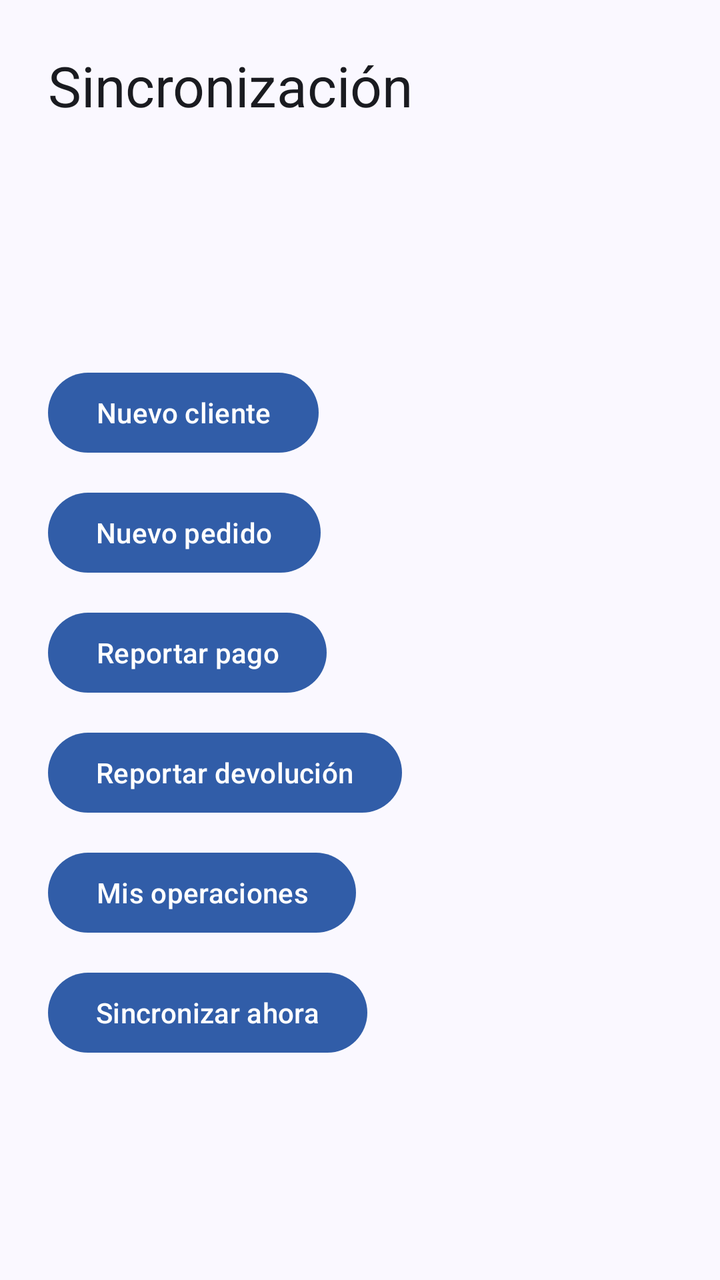
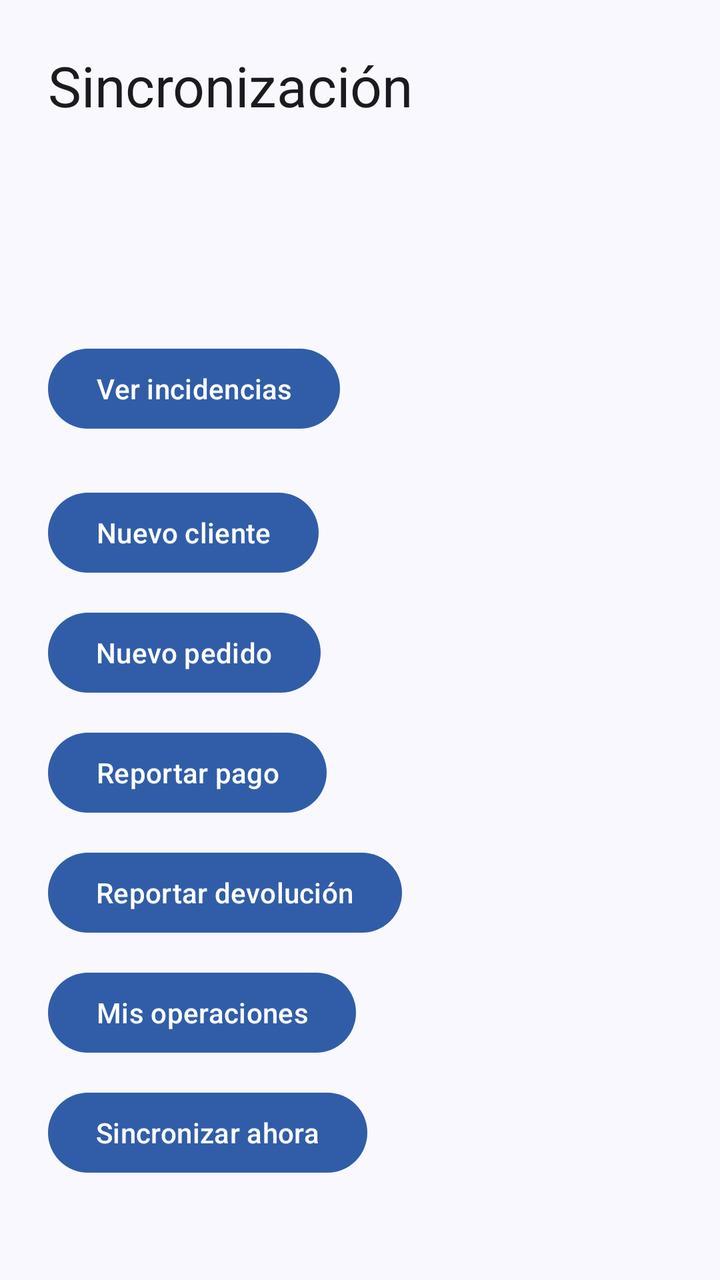

Screens rendered from an Android XML layout before and after an edit, with the pre-edit source and the edit as a unified diff.
<!-- AndroidManifest.xml: application theme Theme.CatalogDigital -->
<!-- res/layout/activity_main.xml -->
<?xml version="1.0" encoding="utf-8"?>
<LinearLayout xmlns:android="http://schemas.android.com/apk/res/android"
    android:layout_width="match_parent"
    android:layout_height="match_parent"
    android:orientation="vertical"
    android:padding="24dp">

    <TextView
        android:layout_width="wrap_content"
        android:layout_height="wrap_content"
        android:text="@string/sync_title"
        android:textAppearance="?attr/textAppearanceHeadlineMedium" />

    <TextView android:id="@+id/pendingCount" android:layout_width="wrap_content" android:layout_height="wrap_content" android:layout_marginTop="24dp" />
    <TextView android:id="@+id/conflictCount" android:layout_width="wrap_content" android:layout_height="wrap_content" android:layout_marginTop="8dp" />
    <TextView android:id="@+id/rejectedCount" android:layout_width="wrap_content" android:layout_height="wrap_content" android:layout_marginTop="8dp" />

    <com.google.android.material.button.MaterialButton
        android:id="@+id/createCustomer"
        android:layout_width="wrap_content"
        android:layout_height="wrap_content"
        android:layout_marginTop="24dp"
        android:text="@string/customer_create_title" />

    <com.google.android.material.button.MaterialButton
        android:id="@+id/createOrder"
        android:layout_width="wrap_content"
        android:layout_height="wrap_content"
        android:layout_marginTop="12dp"
        android:text="@string/order_create_title" />

    <com.google.android.material.button.MaterialButton
        android:id="@+id/createPayment"
        android:layout_width="wrap_content"
        android:layout_height="wrap_content"
        android:layout_marginTop="12dp"
        android:text="@string/payment_create_title" />

    <com.google.android.material.button.MaterialButton
        android:id="@+id/createReturn"
        android:layout_width="wrap_content"
        android:layout_height="wrap_content"
        android:layout_marginTop="12dp"
        android:text="@string/return_create_title" />

    <com.google.android.material.button.MaterialButton
        android:id="@+id/viewOperations"
        android:layout_width="wrap_content"
        android:layout_height="wrap_content"
        android:layout_marginTop="12dp"
        android:text="@string/business_documents_title" />

    <com.google.android.material.button.MaterialButton
        android:id="@+id/syncNow"
        android:layout_width="wrap_content"
        android:layout_height="wrap_content"
        android:layout_marginTop="12dp"
        android:text="@string/sync_now" />
</LinearLayout>
<!-- resources referenced by this layout -->
<resources>
  <string name="business_documents_title">Mis operaciones</string>
  <string name="customer_create_title">Nuevo cliente</string>
  <string name="order_create_title">Nuevo pedido</string>
  <string name="payment_create_title">Reportar pago</string>
  <string name="return_create_title">Reportar devolución</string>
  <string name="sync_now">Sincronizar ahora</string>
  <string name="sync_title">Sincronización</string>
  <style name="Theme.CatalogDigital" parent="Theme.Material3.DayNight.NoActionBar">
          <item name="colorPrimary">@color/catalog_primary</item>
          <item name="colorOnPrimary">@color/catalog_on_primary</item>
          <item name="android:colorBackground">@color/catalog_background</item>
          <item name="android:textColor">@color/catalog_on_background</item>
      </style>
  <color name="catalog_primary">#315DA8</color>
  <color name="catalog_on_primary">#FFFFFF</color>
  <color name="catalog_background">#FAF8FF</color>
  <color name="catalog_on_background">#1A1B20</color>
</resources>

<!-- the commit's change to res/layout/activity_main.xml (unified diff, before → after) -->
@@ -14,6 +14,13 @@
     <TextView android:id="@+id/pendingCount" android:layout_width="wrap_content" android:layout_height="wrap_content" android:layout_marginTop="24dp" />
     <TextView android:id="@+id/conflictCount" android:layout_width="wrap_content" android:layout_height="wrap_content" android:layout_marginTop="8dp" />
     <TextView android:id="@+id/rejectedCount" android:layout_width="wrap_content" android:layout_height="wrap_content" android:layout_marginTop="8dp" />
+
+    <com.google.android.material.button.MaterialButton
+        android:id="@+id/viewSyncIssues"
+        android:layout_width="wrap_content"
+        android:layout_height="wrap_content"
+        android:layout_marginTop="12dp"
+        android:text="@string/sync_issues_action" />
 
     <com.google.android.material.button.MaterialButton
         android:id="@+id/createCustomer"
<!-- resource entries referenced after the edit -->
@@ -5,6 +5,7 @@
   <string name="order_create_title">Nuevo pedido</string>
   <string name="payment_create_title">Reportar pago</string>
   <string name="return_create_title">Reportar devolución</string>
+  <string name="sync_issues_action">Ver incidencias</string>
   <string name="sync_now">Sincronizar ahora</string>
   <string name="sync_title">Sincronización</string>
   <style name="Theme.CatalogDigital" parent="Theme.Material3.DayNight.NoActionBar">
